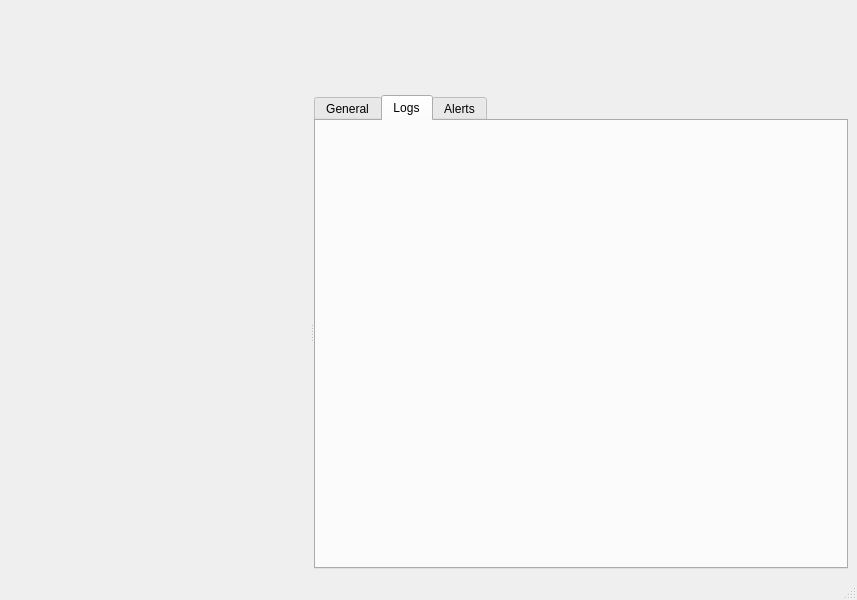
Before: the Qt Designer form app/ui/MainWindow.ui in labasse/sp2606-snfleet, drawn with Qt 5.
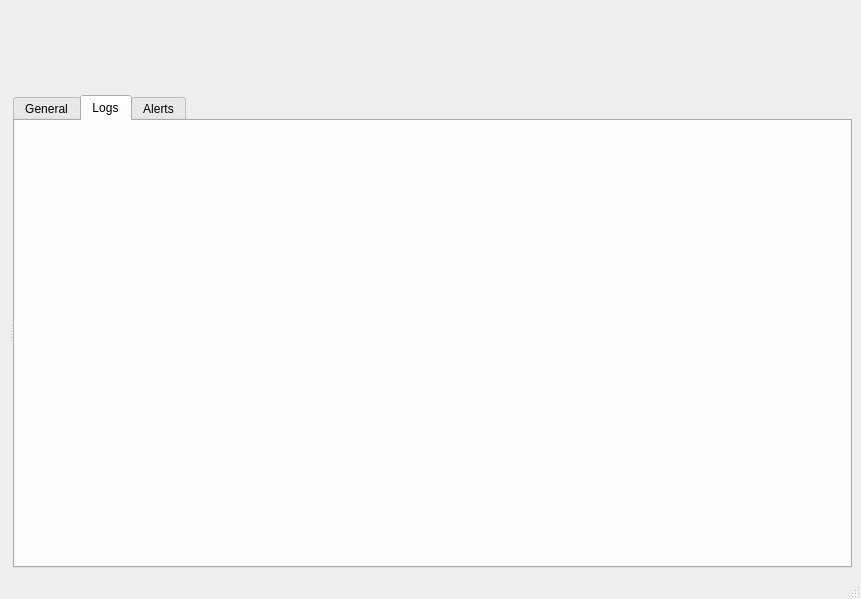
After: the same form once the commit is applied. The open tabs and pages were chosen to show the change. Custom widgets are drawn as their Qt base class.

Commit message: Start event domain, single alembic

The edit to the form file:
```diff
--- a/app/ui/MainWindow.ui
+++ b/app/ui/MainWindow.ui
@@ -6,8 +6,8 @@
    <rect>
     <x>0</x>
     <y>0</y>
-    <width>857</width>
-    <height>600</height>
+    <width>861</width>
+    <height>599</height>
    </rect>
   </property>
   <property name="windowTitle">
@@ -17,23 +17,15 @@
    <string/>
   </property>
   <widget class="QWidget" name="centralwidget">
-   <layout class="QVBoxLayout" name="verticalLayout">
-    <item>
-     <widget class="FilterView" name="filterView" native="true">
-      <property name="maximumSize">
-       <size>
-        <width>16777215</width>
-        <height>80</height>
-       </size>
-      </property>
-     </widget>
-    </item>
-    <item>
+   <layout class="QGridLayout" name="gridLayout">
+    <item row="1" column="0">
      <widget class="QSplitter" name="splitter">
       <property name="orientation">
        <enum>Qt::Orientation::Horizontal</enum>
       </property>
-      <widget class="RobotListView" name="robotListView" native="true"/>
+      <widget class="QStackedWidget" name="robotListView">
+       <widget class="QWidget" name="robotListViewPage1"/>
+      </widget>
       <widget class="QTabWidget" name="tabWidget">
        <property name="currentIndex">
         <number>0</number>
@@ -44,10 +36,12 @@
         </attribute>
         <layout class="QHBoxLayout" name="horizontalLayout">
          <item>
-          <widget class="DetailView" name="detailView" native="true"/>
+          <widget class="QStackedWidget" name="detailView">
+           <widget class="QWidget" name="detailViewPage1"/>
+          </widget>
          </item>
          <item>
-          <widget class="QFrame" name="frame">
+          <widget class="QFrame" name="eventsMapView">
            <property name="autoFillBackground">
             <bool>false</bool>
            </property>
@@ -71,6 +65,13 @@
         <attribute name="title">
          <string>Logs</string>
         </attribute>
+        <layout class="QHBoxLayout" name="horizontalLayout_2">
+         <item>
+          <widget class="QStackedWidget" name="eventView">
+           <widget class="QWidget" name="stackedWidgetPage1" native="true"/>
+          </widget>
+         </item>
+        </layout>
        </widget>
        <widget class="QWidget" name="alertsTab">
         <attribute name="title">
@@ -80,6 +81,17 @@
       </widget>
      </widget>
     </item>
+    <item row="0" column="0">
+     <widget class="QStackedWidget" name="filterView">
+      <property name="maximumSize">
+       <size>
+        <width>16777215</width>
+        <height>80</height>
+       </size>
+      </property>
+      <widget class="QWidget" name="filterViewPage1"/>
+     </widget>
+    </item>
    </layout>
   </widget>
   <widget class="QMenuBar" name="menubar">
@@ -87,33 +99,13 @@
     <rect>
      <x>0</x>
      <y>0</y>
-     <width>857</width>
+     <width>861</width>
      <height>33</height>
     </rect>
    </property>
   </widget>
   <widget class="QStatusBar" name="statusbar"/>
  </widget>
- <customwidgets>
-  <customwidget>
-   <class>FilterView</class>
-   <extends>QWidget</extends>
-   <header>modules.robots.views</header>
-   <container>1</container>
-  </customwidget>
-  <customwidget>
-   <class>RobotListView</class>
-   <extends>QWidget</extends>
-   <header>modules.robots.views</header>
-   <container>1</container>
-  </customwidget>
-  <customwidget>
-   <class>DetailView</class>
-   <extends>QWidget</extends>
-   <header>modules.robots.views</header>
-   <container>1</container>
-  </customwidget>
- </customwidgets>
  <resources/>
  <connections/>
 </ui>
```
The commit also changes 32 other files.
